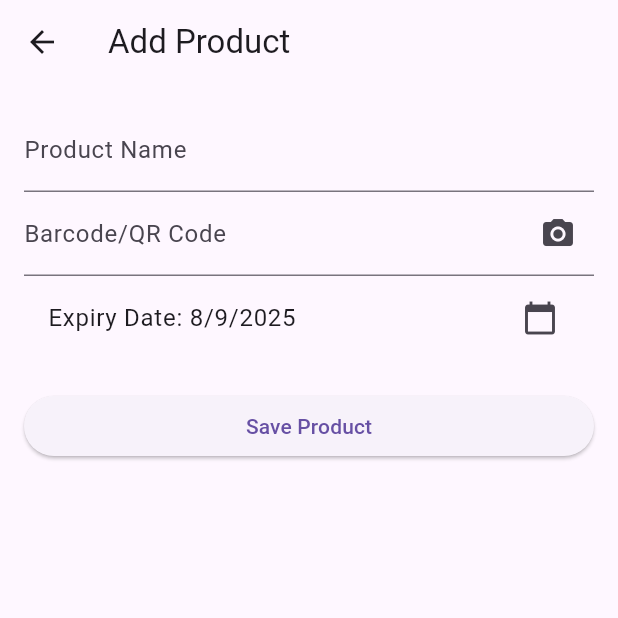
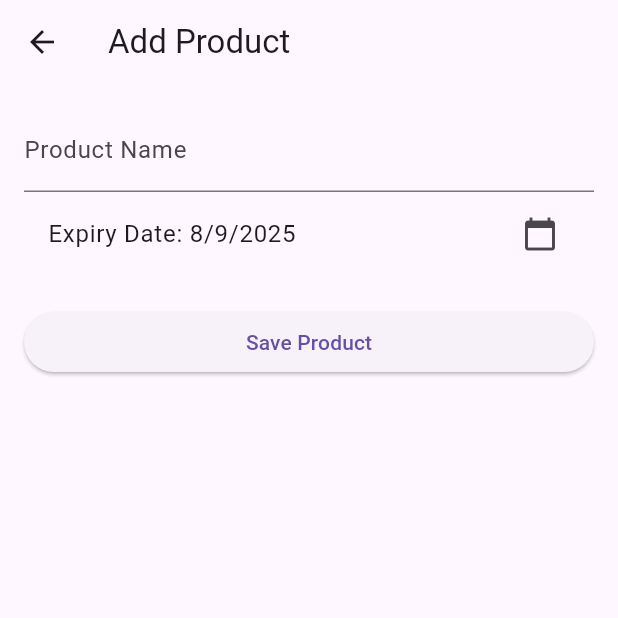
Before and after one commit to NgocLieu2204/smart_warehouse_manager, a Flutter app: the AddEditProductScreen screen opened directly, on a phone screen of 412 x 824 dp, the top half of it. Run offline on Flutter 3.47's test engine with Material 3 defaults, Android fonts, the phone set to English and light mode, and no system bars; our stand-ins replace cloud_firestore, firebase_auth, firebase_core; accounts and stored records are empty.

Commit message:
update packed

```diff
--- a/lib/views/products/add_edit_product_screen.dart
+++ b/lib/views/products/add_edit_product_screen.dart
@@ -1,5 +1,5 @@
 import 'package:flutter/material.dart';
-import 'package:flutter_barcode_scanner/flutter_barcode_scanner.dart';
+
 import 'package:intl/intl.dart';
 import 'package:smart_warehouse_manager/models/product_model.dart';
 
@@ -28,14 +28,7 @@ class _AddEditProductScreenState extends State<AddEditProductScreen> {
     }
   }
 
-  Future<void> _scanBarcode() async {
-    String barcodeScanRes = await FlutterBarcodeScanner.scanBarcode(
-        '#ff6666', 'Cancel', true, ScanMode.BARCODE);
-    if (!mounted) return;
-    setState(() {
-      _barcodeController.text = barcodeScanRes;
-    });
-  }
+
 
   @override
   Widget build(BuildContext context) {
@@ -54,16 +47,7 @@ class _AddEditProductScreenState extends State<AddEditProductScreen> {
                   decoration: const InputDecoration(labelText: 'Product Name'),
                   validator: (value) => value!.isEmpty ? 'Please enter a name' : null,
               ),
-              TextFormField(
-                  controller: _barcodeController,
-                  decoration: InputDecoration(
-                      labelText: 'Barcode/QR Code',
-                      suffixIcon: IconButton(
-                          icon: const Icon(Icons.camera_alt),
-                          onPressed: _scanBarcode,
-                      ),
-                  ),
-              ),
+
               ListTile(
                   title: Text("Expiry Date: ${DateFormat.yMd().format(_selectedDate)}"),
                   trailing: const Icon(Icons.calendar_today),
--- a/pubspec.yaml
+++ b/pubspec.yaml
@@ -23,7 +23,7 @@ dependencies:
   firebase_messaging: ^15.0.1
 
   # Các thư viện khác
-  flutter_barcode_scanner: ^2.0.0
+
   provider: ^6.1.2
   intl: ^0.19.0
   fl_chart: ^0.68.0
```
Also changed, not shown: pubspec.lock, 1 other file.
